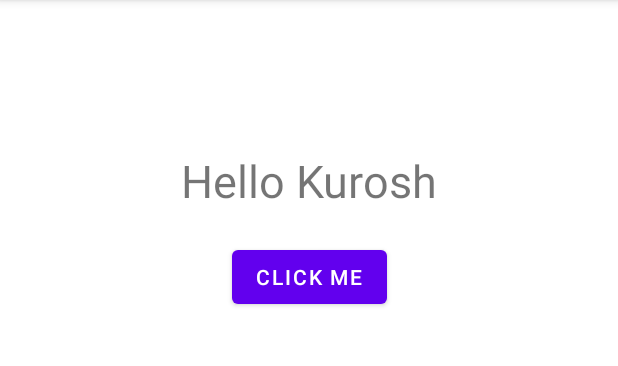
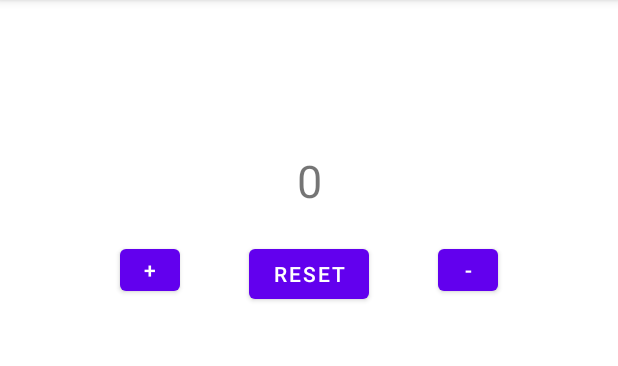
Before and after one commit to kurosh97/CounterAppKotlin, an Android app: the screen it shows after launch (MainActivity), on a phone screen of 412 x 824 dp, the part 84-450 px from its top. Run offline under Robolectric (Android 15) with nearby library versions, the phone set to English and light mode, and no system bars.

Commit message:
reset, decrease btn added

```diff
--- a/app/src/main/java/com/example/helloworld/MainActivity.kt
+++ b/app/src/main/java/com/example/helloworld/MainActivity.kt
@@ -11,15 +11,33 @@ class MainActivity : AppCompatActivity() {
         super.onCreate(savedInstanceState)
         setContentView(R.layout.activity_main)
 
-        val myBtn = findViewById(R.id.button) as Button
+        val addBtn = findViewById(R.id.addBtn) as Button
+        val resetBtn = findViewById(R.id.resetBtn) as Button
+        val minusBtn = findViewById(R.id.resetBtn) as Button
+
         val myTextView = findViewById(R.id.textView) as TextView
         var timesClicked = 0
 
-        myBtn.setOnClickListener {
+        addBtn.setOnClickListener {
+            timesClicked++
             myTextView.text = timesClicked.toString()
             Toast.makeText(this@MainActivity, "1+", Toast.LENGTH_SHORT).show()
-            timesClicked ++
+
         }
+
+
+        resetBtn.setOnClickListener{
+            timesClicked = 0
+            myTextView.text = timesClicked.toString()
+            Toast.makeText(this@MainActivity, "Reset", Toast.LENGTH_SHORT).show()
+        }
+
+        minusBtn.setOnClickListener {
+            timesClicked -= 1
+            myTextView.text = timesClicked.toString()
+            Toast.makeText(this@MainActivity, "-1", Toast.LENGTH_SHORT).show()
+        }
+
 
     }
 }
--- a/app/src/main/res/layout/activity_main.xml
+++ b/app/src/main/res/layout/activity_main.xml
@@ -8,27 +8,50 @@
 
     <TextView
         android:id="@+id/textView"
-        android:layout_width="wrap_content"
-        android:layout_height="wrap_content"
+        android:layout_width="80dp"
+        android:layout_height="40dp"
         android:layout_marginTop="100dp"
-        android:text="Hello Kurosh"
+        android:text="0"
+        android:gravity="center"
         android:textSize="30sp"
         app:layout_constraintLeft_toLeftOf="parent"
         app:layout_constraintRight_toRightOf="parent"
         app:layout_constraintTop_toTopOf="parent" />
 
     <Button
-        android:id="@+id/button"
-        android:layout_width="wrap_content"
-        android:layout_height="wrap_content"
-        android:layout_marginStart="159dp"
-        android:layout_marginLeft="159dp"
+        android:id="@+id/addBtn"
+        android:layout_width="40dp"
+        android:layout_height="40dp"
+        android:layout_marginStart="80dp"
+        android:layout_marginLeft="80dp"
+        android:layout_marginTop="160dp"
+        android:text="+"
+        app:layout_constraintStart_toStartOf="parent"
+        app:layout_constraintTop_toTopOf="parent" />
+
+    <Button
+        android:id="@+id/resetBtn"
+        android:layout_width="80dp"
+        android:layout_height="45dp"
+        android:layout_marginStart="43dp"
+        android:layout_marginLeft="43dp"
         android:layout_marginTop="20dp"
-        android:layout_marginEnd="159dp"
-        android:layout_marginRight="159dp"
-        android:text="Click Me"
-        app:layout_constraintEnd_toEndOf="parent"
-        app:layout_constraintStart_toStartOf="parent"
+        android:layout_marginEnd="43dp"
+        android:layout_marginRight="43dp"
+        android:text="Reset"
+        app:layout_constraintEnd_toStartOf="@+id/minusBtn"
+        app:layout_constraintStart_toEndOf="@+id/addBtn"
         app:layout_constraintTop_toBottomOf="@+id/textView" />
 
+    <Button
+        android:id="@+id/minusBtn"
+        android:layout_width="40dp"
+        android:layout_height="40dp"
+        android:layout_marginTop="160dp"
+        android:layout_marginEnd="80dp"
+        android:layout_marginRight="80dp"
+        android:text="-"
+        app:layout_constraintEnd_toEndOf="parent"
+        app:layout_constraintTop_toTopOf="parent" />
+
 </androidx.constraintlayout.widget.ConstraintLayout>
```
